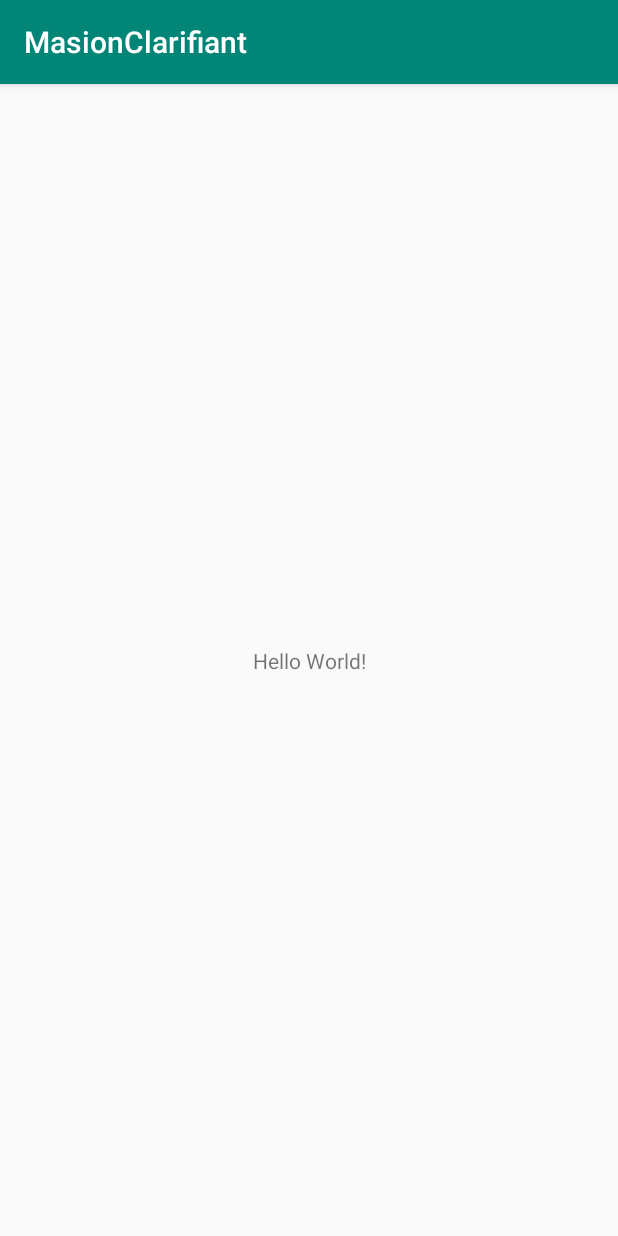
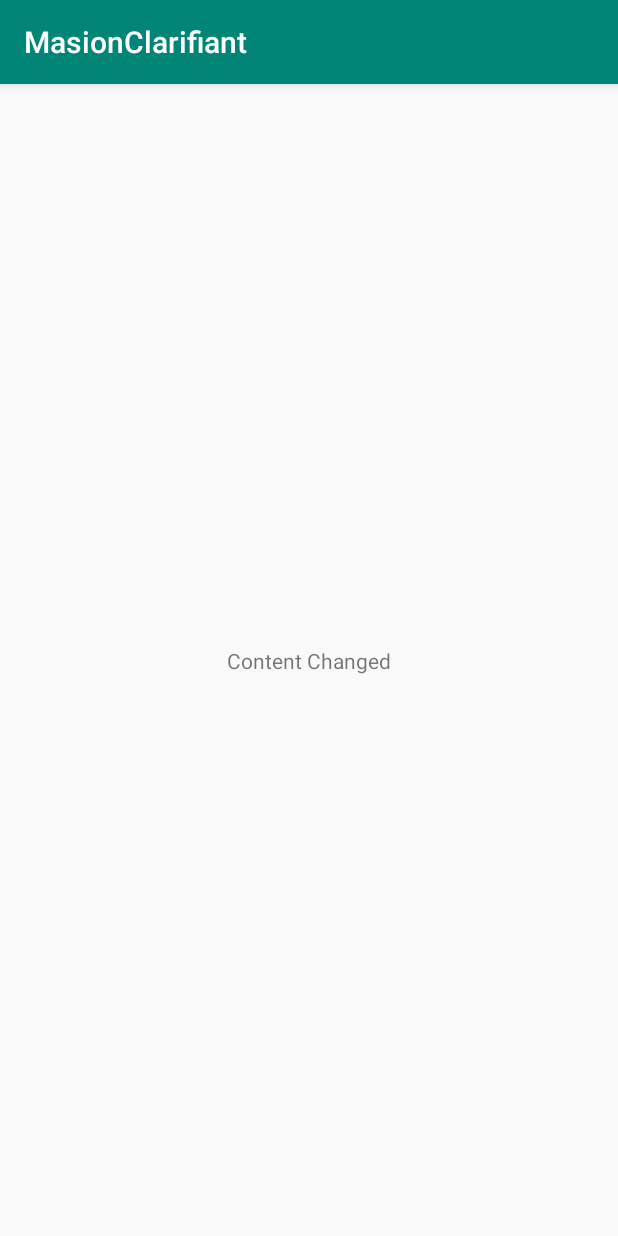
Before and after one commit to joohye85/Masionclarifiant, an Android app: the screen it shows after launch (MainActivity), on a phone screen of 412 x 824 dp. Run offline under Robolectric (Android 15) with nearby library versions, the light colour scheme and no system bars.

Commit message:
second commit

```diff
--- a/app/src/main/res/layout/activity_main.xml
+++ b/app/src/main/res/layout/activity_main.xml
@@ -9,7 +9,7 @@
     <TextView
         android:layout_width="wrap_content"
         android:layout_height="wrap_content"
-        android:text="Hello World!"
+        android:text="Content Changed"
         app:layout_constraintBottom_toBottomOf="parent"
         app:layout_constraintLeft_toLeftOf="parent"
         app:layout_constraintRight_toRightOf="parent"
```
